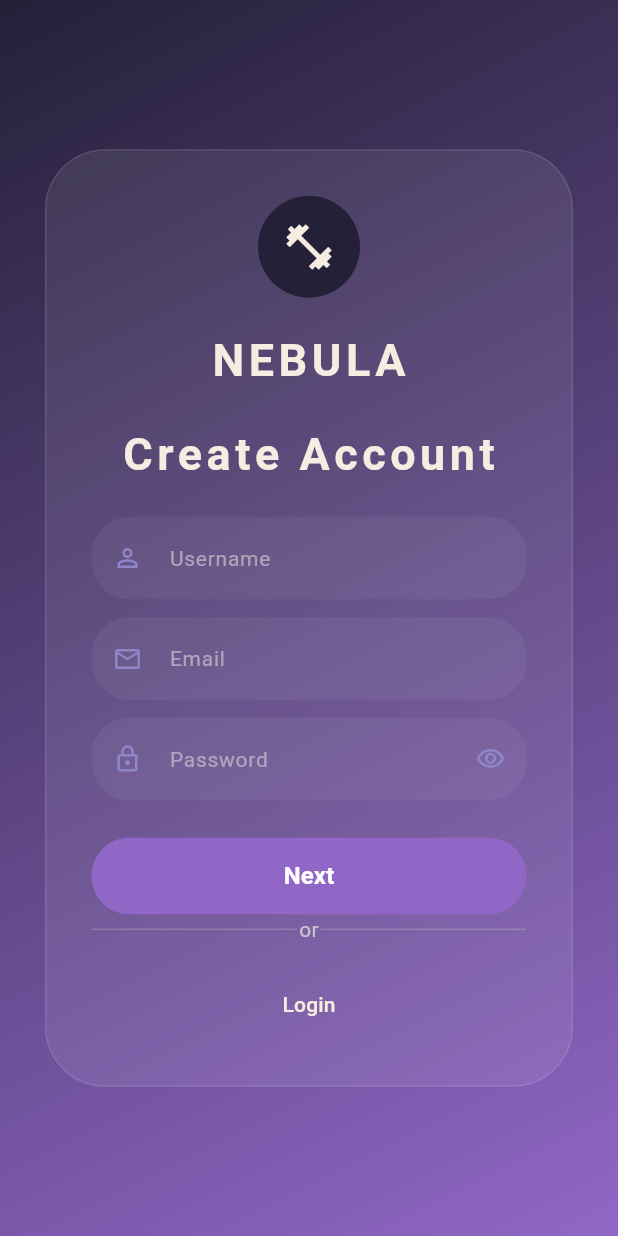
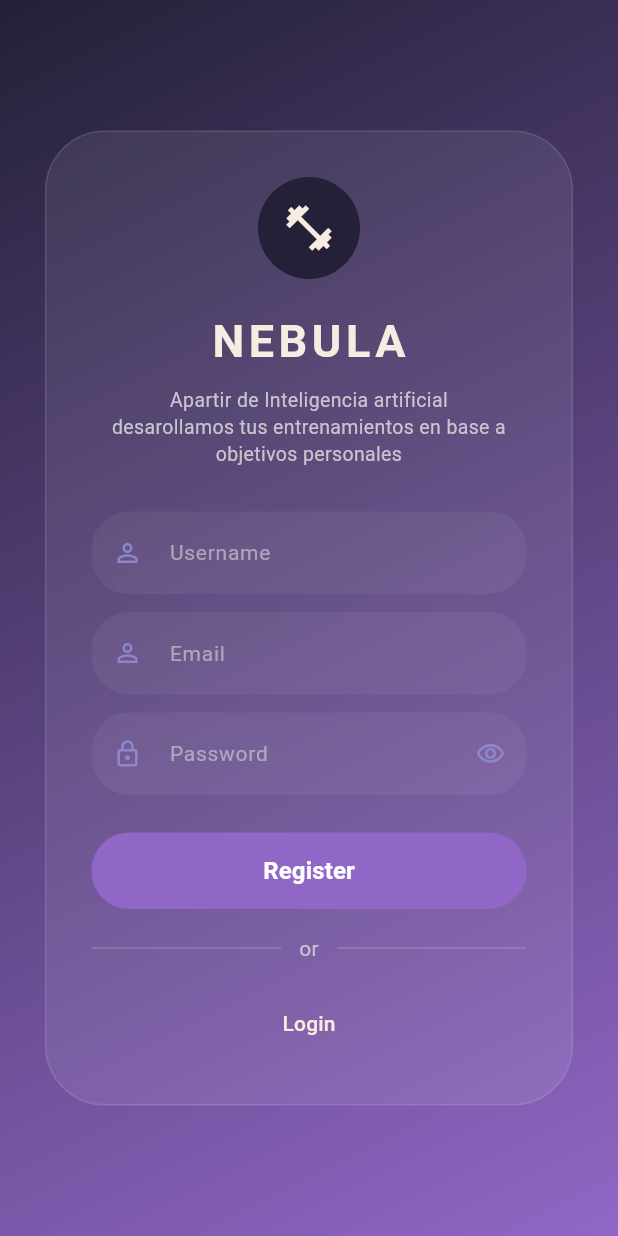
Before and after one commit to AlfredoPerez73/Nebula, a Flutter app: the screen it shows after launch, after a tap on "Create Account", on a phone screen of 412 x 824 dp. Run offline on Flutter 3.47's test engine with Material 3 defaults, Android fonts, the phone set to English and light mode, and no system bars; our stand-ins replace cloud_firestore, firebase_auth, firebase_core, firebase_messaging, hive; accounts and stored records are empty.

Commit message:
REGISTRO Y LOGEO
Se implemento la logica de registro e inicio de sesion

```diff
--- a/lib/main.dart
+++ b/lib/main.dart
@@ -1,26 +1,43 @@
 import 'package:flutter/material.dart';
-import 'package:firebase_core/firebase_core.dart';
-import 'package:nebula/firebase_options.dart';
+import 'package:intl/date_symbol_data_local.dart';
+import 'package:intl/intl.dart';
+import 'package:nebula/src/provider/auth.provider.dart';
+import 'package:nebula/src/provider/login.provider.dart';
+import 'package:nebula/src/services/local_storage.services.dart';
+import 'package:nebula/src/services/push_notification.services.dart';
 import 'package:nebula/src/routes/app_routes.dart';
 import 'package:nebula/src/routes/routes.dart';
-import 'package:nebula/src/views/pages/frm_login.dart';
+import 'package:provider/provider.dart';
 
 void main() async {
+  Intl.defaultLocale = 'es_ES';
+  await initializeDateFormatting();
   WidgetsFlutterBinding.ensureInitialized();
-  await Firebase.initializeApp(options: DefaultFirebaseOptions.currentPlatform);
-  runApp(const MyApp());
+  await PushNotificationServices.initializeApp();
+  await LocalStorage().init();
+  final isLogged = LocalStorage().getIsLoggedIn();
+  runApp(MyApp(isLogged: isLogged));
 }
 
 class MyApp extends StatelessWidget {
-  const MyApp({super.key});
+  final bool isLogged;
+  const MyApp({super.key, required this.isLogged});
   @override
   Widget build(BuildContext context) {
-    return MaterialApp(
-      debugShowCheckedModeBanner: false,
-      initialRoute: Routes.login,
-      routes: appRoutes,
-      title: 'Fitness AI App',
-      home: LoginPage(),
+    return MultiProvider(
+      providers: [
+        ChangeNotifierProvider(lazy: false, create: (_) => LoginProvider()),
+        ChangeNotifierProvider(lazy: false, create: (_) => RegisterProvider()),
+      ],
+      child: MaterialApp(
+        supportedLocales: const [
+          Locale('es', 'ES'),
+          Locale('en', 'US'),
+        ],
+        debugShowCheckedModeBanner: false,
+        initialRoute: Routes.login,
+        routes: appRoutes,
+      ),
     );
   }
 }
--- a/lib/src/provider/registro.provider.dart
+++ b/lib/src/provider/registro.provider.dart
@@ -1,6 +1,5 @@
 import 'package:cloud_firestore/cloud_firestore.dart';
 import 'package:firebase_auth/firebase_auth.dart';
-import 'package:firebase_storage/firebase_storage.dart';
 import 'package:flutter/foundation.dart';
 
 enum UserRole { admin, user, superAdmin }
@@ -8,7 +7,6 @@ enum UserRole { admin, user, superAdmin }
 class RegisterProvider extends ChangeNotifier {
   final FirebaseAuth _auth = FirebaseAuth.instance;
   final FirebaseFirestore _firestore = FirebaseFirestore.instance;
-  final FirebaseStorage _storage = FirebaseStorage.instance;
 
   RegisterProvider() {
     //checkSign();
--- /dev/null
+++ b/lib/src/services/push_notification.services.dart
@@ -0,0 +1,17 @@
+import 'package:firebase_core/firebase_core.dart';
+import 'package:nebula/firebase_options.dart';
+import 'package:firebase_messaging/firebase_messaging.dart';
+
+class PushNotificationServices {
+  static final FirebaseMessaging _firebaseMessaging =
+      FirebaseMessaging.instance;
+  static String? token;
+
+  static Future initializeApp() async {
+    await Firebase.initializeApp(
+        options: DefaultFirebaseOptions.currentPlatform);
+
+    await _firebaseMessaging.requestPermission();
+    token = await _firebaseMessaging.getToken();
+  }
+}
--- /dev/null
+++ b/lib/src/views/pages/frm_registro_primario.dart
@@ -0,0 +1,311 @@
+import 'package:firebase_auth/firebase_auth.dart';
+import 'package:flutter/material.dart';
+import 'package:nebula/src/provider/auth.provider.dart';
+import 'package:nebula/src/services/push_notification.services.dart';
+import 'package:nebula/src/utils/show_snackBar.dart';
+import 'package:nebula/src/views/pages/frm_login.dart';
+import 'package:provider/provider.dart';
+import 'package:intl/intl.dart';
+
+class RegisterPrimaryPage extends StatefulWidget {
+  const RegisterPrimaryPage({Key? key}) : super(key: key);
+
+  @override
+  State<RegisterPrimaryPage> createState() => _RegisterPrimaryPageState();
+}
+
+class _RegisterPrimaryPageState extends State<RegisterPrimaryPage> {
+  final TextEditingController _usernameController = TextEditingController();
+  final TextEditingController _emailController = TextEditingController();
+  final TextEditingController _passwordController = TextEditingController();
+  bool _isPasswordVisible = false;
+
+  static String? token;
+
+  @override
+  void initState() {
+    super.initState();
+    token = PushNotificationServices.token;
+  }
+
+  @override
+  void dispose() {
+    _usernameController.dispose();
+    _emailController.dispose();
+    _passwordController.dispose();
+    super.dispose();
+  }
+
+  void submitRegister() async {
+    final registerProvider =
+        Provider.of<RegisterProvider>(context, listen: false);
+    //verificar si el usuario existe
+    final bool existUsername =
+        await registerProvider.checkUser(_usernameController.text);
+    if (existUsername) {
+      showSnackbar(context, "El nombre de usuario ya existe");
+      return;
+    }
+    //verificar si el email existe
+    final bool existEmail =
+        await registerProvider.checkEmail(_emailController.text);
+    if (existEmail) {
+      showSnackbar(context, "El correo de usuario ya existe");
+      return;
+    }
+    final date = DateTime.now();
+    String datef = DateFormat("dd/MM/yyyy").format(date);
+    //registro final
+    try {
+      await registerProvider.registerUser(
+          username: _usernameController.text,
+          email: _emailController.text,
+          password: _passwordController.text,
+          role: "superAdmin",
+          token: token!,
+          createdAt: datef,
+          onError: (error) {
+            showSnackbar(context, error);
+          });
+      //enviar correo de verificacion
+      await FirebaseAuth.instance.currentUser!.sendEmailVerification();
+      showSnackbar(context, "Revise su correo para validar su cuenta");
+      Navigator.pushNamedAndRemoveUntil(context, "/login", (route) => false);
+    } on FirebaseAuthException catch (e) {
+      showSnackbar(context, e.toString());
+    } catch (e) {
+      showSnackbar(context, e.toString());
+    }
+  }
+
+  @override
+  Widget build(BuildContext context) {
+    return Scaffold(
+      body: Container(
+        decoration: const BoxDecoration(
+          gradient: LinearGradient(
+            begin: Alignment.topLeft,
+            end: Alignment.bottomRight,
+            colors: [
+              Color(0xFF242038),
+              Color(0xFF9067C6),
+            ],
+          ),
+        ),
+        child: SafeArea(
+          child: Center(
+            child: SingleChildScrollView(
+              child: Padding(
+                padding: const EdgeInsets.symmetric(horizontal: 30.0),
+                child: Container(
+                  padding: const EdgeInsets.all(30),
+                  decoration: BoxDecoration(
+                    color: Colors.white.withOpacity(0.08),
+                    borderRadius: BorderRadius.circular(40),
+                    border: Border.all(
+                      color: Colors.white.withOpacity(0.1),
+                      width: 1,
+                    ),
+                  ),
+                  child: Column(
+                    mainAxisSize: MainAxisSize.min,
+                    mainAxisAlignment: MainAxisAlignment.center,
+                    crossAxisAlignment: CrossAxisAlignment.center,
+                    children: [
+                      // Logo y título
+                      Container(
+                        padding: const EdgeInsets.all(16),
+                        decoration: const BoxDecoration(
+                          shape: BoxShape.circle,
+                          color: Color(0xFF242038),
+                        ),
+                        child: const Icon(
+                          Icons.fitness_center,
+                          color: Color(0xFFF7ECE1),
+                          size: 36,
+                        ),
+                      ),
+                      const SizedBox(height: 20),
+                      const Text(
+                        "NEBULA",
+                        style: TextStyle(
+                          fontSize: 30,
+                          fontWeight: FontWeight.bold,
+                          letterSpacing: 3.0,
+                          color: Color(0xFFF7ECE1),
+                        ),
+                      ),
+                      const SizedBox(height: 8),
+                      const Padding(
+                        padding: EdgeInsets.symmetric(horizontal: 10),
+                        child: Text(
+                          "Apartir de Inteligencia artificial desarollamos tus entrenamientos en base a objetivos personales",
+                          textAlign: TextAlign.center,
+                          style: TextStyle(
+                            fontSize: 13,
+                            color: Color(0xFFCAC4CE),
+                            height: 1.4,
+                          ),
+                        ),
+                      ),
+                      const SizedBox(height: 30),
+
+                      // Campos de texto
+                      _buildTextField(
+                        controller: _usernameController,
+                        label: "Username",
+                        icon: Icons.person_outline,
+                      ),
+                      const SizedBox(height: 12),
+                      _buildTextField(
+                        controller: _usernameController,
+                        label: "Email",
+                        icon: Icons.person_outline,
+                      ),
+                      const SizedBox(height: 12),
+                      _buildTextField(
+                        controller: _passwordController,
+                        label: "Password",
+                        isPassword: true,
+                        icon: Icons.lock_outline,
+                      ),
+                      const SizedBox(height: 25),
+
+                      // Botón de login
+                      ElevatedButton(
+                        onPressed: submitRegister,
+                        style: ElevatedButton.styleFrom(
+                          shape: RoundedRectangleBorder(
+                            borderRadius: BorderRadius.circular(25),
+                          ),
+                          backgroundColor: const Color(0xFF9067C6),
+                          foregroundColor: Colors.white,
+                          padding: const EdgeInsets.symmetric(vertical: 14),
+                          elevation: 0,
+                        ),
+                        child: const SizedBox(
+                          width: double.infinity,
+                          child: Center(
+                            child: Text(
+                              "Register",
+                              style: TextStyle(
+                                fontWeight: FontWeight.w600,
+                                fontSize: 16,
+                              ),
+                            ),
+                          ),
+                        ),
+                      ),
+                      const SizedBox(height: 16),
+
+                      // Separador
+                      Row(
+                        children: [
+                          Expanded(
+                            child: Container(
+                              height: 1,
+                              color: const Color(0xFFCAC4CE).withOpacity(0.3),
+                            ),
+                          ),
+                          const Padding(
+                            padding: EdgeInsets.symmetric(horizontal: 12),
+                            child: Text(
+                              "or",
+                              style: TextStyle(
+                                color: Color(0xFFCAC4CE),
+                                fontSize: 14,
+                              ),
+                            ),
+                          ),
+                          Expanded(
+                            child: Container(
+                              height: 1,
+                              color: const Color(0xFFCAC4CE).withOpacity(0.3),
+                            ),
+                          ),
+                        ],
+                      ),
+                      const SizedBox(height: 16),
+
+                      // Botón de registro
+                      TextButton(
+                        onPressed: () {
+                          Navigator.push(
+                            context,
+                            MaterialPageRoute(
+                                builder: (context) => const LoginPage()),
+                          );
+                        },
+                        style: TextButton.styleFrom(
+                          padding: const EdgeInsets.symmetric(vertical: 12),
+                          foregroundColor: const Color(0xFFF7ECE1),
+                        ),
+                        child: const Text(
+                          "Login",
+                          style: TextStyle(
+                            fontWeight: FontWeight.w500,
+                          ),
+                        ),
+                      ),
+                    ],
+                  ),
+                ),
+              ),
+            ),
+          ),
+        ),
+      ),
+    );
+  }
+
+  Widget _buildTextField({
+    required TextEditingController controller,
+    required String label,
+    required IconData icon,
+    bool isPassword = false,
+  }) {
+    return Container(
+      height: 55,
+      decoration: BoxDecoration(
+        color: Colors.white.withOpacity(0.05),
+        borderRadius: BorderRadius.circular(25),
+      ),
+      child: TextField(
+        controller: controller,
+        obscureText: isPassword && !_isPasswordVisible,
+        style: const TextStyle(color: Color(0xFFF7ECE1)),
+        decoration: InputDecoration(
+          labelText: label,
+          labelStyle: TextStyle(
+            color: const Color(0xFFCAC4CE).withOpacity(0.7),
+            fontSize: 14,
+          ),
+          prefixIcon: Icon(
+            icon,
+            color: const Color(0xFF8D86C9),
+            size: 20,
+          ),
+          suffixIcon: isPassword
+              ? IconButton(
+                  icon: Icon(
+                    _isPasswordVisible
+                        ? Icons.visibility_off_outlined
+                        : Icons.visibility_outlined,
+                    color: const Color(0xFF8D86C9),
+                    size: 20,
+                  ),
+                  onPressed: () {
+                    setState(() {
+                      _isPasswordVisible = !_isPasswordVisible;
+                    });
+                  },
+                )
+              : null,
+          border: InputBorder.none,
+          contentPadding:
+              const EdgeInsets.symmetric(vertical: 10, horizontal: 16),
+        ),
+      ),
+    );
+  }
+}
--- a/pubspec.yaml
+++ b/pubspec.yaml
@@ -14,8 +14,14 @@ dependencies:
   firebase_core: ^3.12.1
   firebase_auth: ^5.5.1
   cloud_firestore: ^5.6.5
+  flutter_localizations:
+    sdk: flutter
   provider: ^6.1.2
   firebase_storage: ^12.4.4
+  firebase_messaging: ^15.2.4
+  hive: ^2.2.3
+  path_provider: ^2.1.5
+  intl: ^0.20.2
 
 dev_dependencies:
   flutter_test:
```
Also changed, not shown: lib/src/provider/auth.provider.dart (added, +78 -0 lines), lib/src/provider/login.provider.dart (+28 -0 lines), lib/src/services/local_storage.services.dart (added, +87 -0 lines), lib/src/utils/show_snackbar.dart (added, +18 -0 lines), lib/src/views/home.dart (+16 -0 lines), lib/src/views/pages/frm_login.dart (+61 -8 lines), pubspec.lock, 127 other files.
